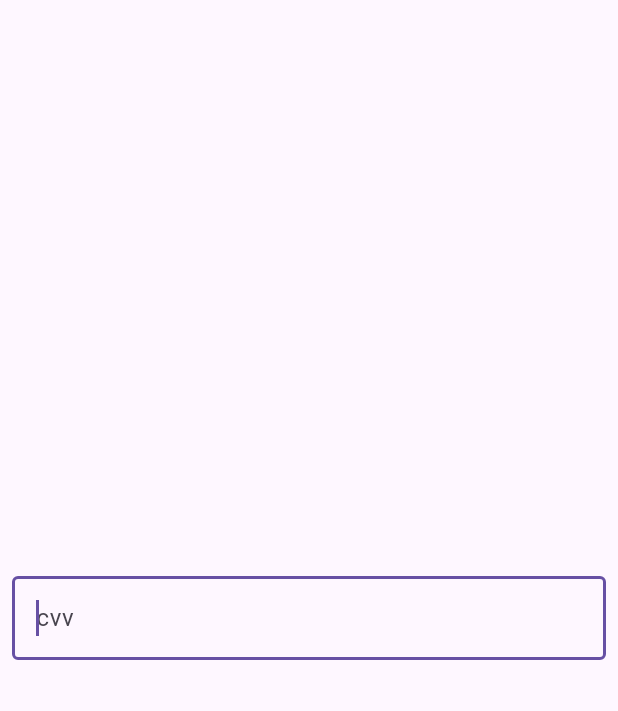
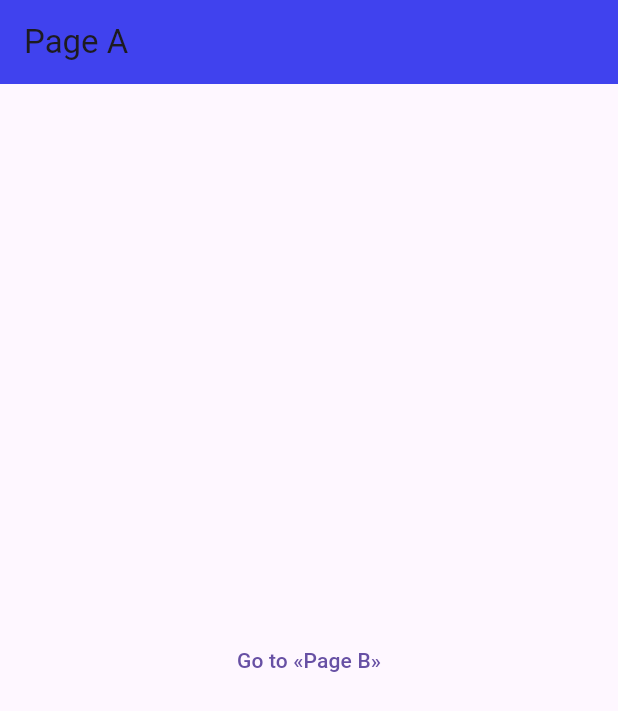
Before and after one commit to AndryMaster/flutter-learning, a Flutter app: the screen it shows after launch, on a phone screen of 412 x 824 dp. Shown: the top 711 px of the screen. Run offline on Flutter 3.47's test engine with Material 3 defaults, Android fonts, the phone set to English and light mode, and no system bars.

Commit message:
up to 2.20

```diff
--- a/lib/main.dart
+++ b/lib/main.dart
@@ -1,38 +1,96 @@
 import 'package:flutter/material.dart';
-import 'package:flutter/services.dart';
 
 void main() {
-  runApp(const MaterialApp(home: MyCustomForm()));
+  runApp(MyApp());
 }
 
-class MyCustomForm extends StatefulWidget {
-  const MyCustomForm({super.key});
-
+class MyApp extends StatelessWidget {
   @override
-  State<MyCustomForm> createState() => _MyCustomFormState();
+  Widget build(BuildContext context) {
+    return MaterialApp(debugShowCheckedModeBanner: false, home: PageA());
+  }
 }
 
-class _MyCustomFormState extends State<MyCustomForm> {
+class MyColors {
+  static const red = Color(0xFFFF2C00);
+  static const green = Color(0xFF00DA72);
+  static const blue = Color(0xFF4042EE);
+}
+
+class PageA extends StatelessWidget {
   @override
   Widget build(BuildContext context) {
-    final numberFormatter = FilteringTextInputFormatter.allow(RegExp(r'[0-9]'));
-    final lengthFormatter = LengthLimitingTextInputFormatter(3);
-
     return Scaffold(
+      appBar: AppBar(
+        title: const Text('Page A'),
+        backgroundColor: MyColors.blue,
+      ),
       body: Center(
-        child: Padding(
-          padding: const EdgeInsets.all(8.0),
-          child: TextField(
-            autofocus: true,
-            keyboardType: TextInputType.number,
-            inputFormatters: [numberFormatter, lengthFormatter],
-            decoration: const InputDecoration(
-              border: OutlineInputBorder(),
-              hintText: 'cvv',
-            ),
-          ),
+        child: TextButton(
+          child: const Text('Go to «Page B»'),
+          onPressed: () {
+            Navigator.push(
+              context,
+              MaterialPageRoute(builder: (context) => PageB()),
+            );
+          },
         ),
       ),
     );
   }
 }
+
+class PageB extends StatelessWidget {
+  @override
+  Widget build(BuildContext context) {
+    return Scaffold(
+      appBar: AppBar(
+        title: const Text('Page B'),
+        backgroundColor: MyColors.green,
+      ),
+      body: Center(
+        child: Row(
+          mainAxisAlignment: MainAxisAlignment.center,
+          children: [
+            TextButton(
+              child: const Text('Go back'),
+              onPressed: () {
+                Navigator.pop(context);
+              },
+            ),
+            const SizedBox(width: 16),
+            TextButton(
+              child: const Text('Go to «Page C»'),
+              onPressed: () {
+                Navigator.push(
+                  context,
+                  MaterialPageRoute(builder: (context) => PageC()),
+                );
+              },
+            ),
+          ],
+        ),
+      ),
+    );
+  }
+}
+
+class PageC extends StatelessWidget {
+  @override
+  Widget build(BuildContext context) {
+    return Scaffold(
+      appBar: AppBar(
+        title: const Text('Page C'),
+        backgroundColor: MyColors.red,
+      ),
+      body: Center(
+        child: TextButton(
+          child: const Text('Go back'),
+          onPressed: () {
+            Navigator.pop(context);
+          },
+        ),
+      ),
+    );
+  }
+}
--- a/pubspec.yaml
+++ b/pubspec.yaml
@@ -12,6 +12,8 @@ dependencies:
   flutter:
     sdk: flutter
   cupertino_icons: ^1.0.8
+  http: ^1.6.0
+  logger: ^2.7.0
 
 dev_dependencies:
   flutter_test:
```
Also changed, not shown: pubspec.lock.
